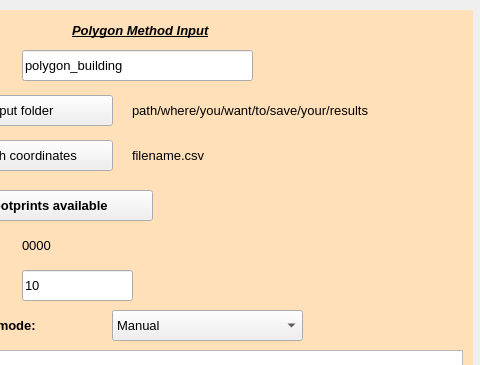
Above: gui_template/polygon_method.ui from GEMScienceTools/RUBIC-AI before the change; both pictures show x 138 to 618 and y 0 to 365 of the 618 by 608 pixel window. Below: the same form after it.
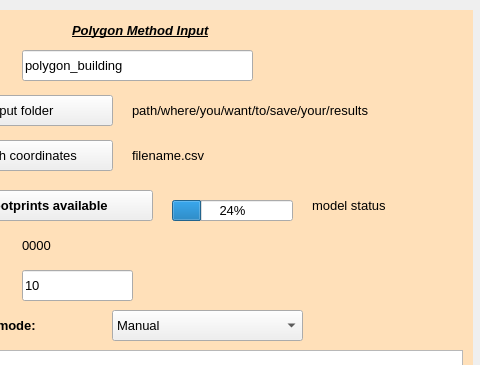
That is the form after the change.

Commit message: polygon method updated

Patch:
```diff
--- a/gui_template/polygon_method.ui
+++ b/gui_template/polygon_method.ui
@@ -338,6 +338,42 @@
      </rect>
     </property>
    </widget>
+   <widget class="QLabel" name="footprint_progress_label">
+    <property name="geometry">
+     <rect>
+      <x>450</x>
+      <y>190</y>
+      <width>151</width>
+      <height>31</height>
+     </rect>
+    </property>
+    <property name="font">
+     <font>
+      <pointsize>10</pointsize>
+     </font>
+    </property>
+    <property name="text">
+     <string>model status</string>
+    </property>
+   </widget>
+   <widget class="QProgressBar" name="footprint_progress">
+    <property name="geometry">
+     <rect>
+      <x>310</x>
+      <y>200</y>
+      <width>121</width>
+      <height>21</height>
+     </rect>
+    </property>
+    <property name="font">
+     <font>
+      <pointsize>10</pointsize>
+     </font>
+    </property>
+    <property name="value">
+     <number>24</number>
+    </property>
+   </widget>
    <zorder>backg_1</zorder>
    <zorder>csv_button_polygon</zorder>
    <zorder>save_button</zorder>
@@ -355,6 +391,8 @@
    <zorder>collection_mode</zorder>
    <zorder>feature_collection_label</zorder>
    <zorder>tableWidget</zorder>
+   <zorder>footprint_progress_label</zorder>
+   <zorder>footprint_progress</zorder>
   </widget>
  </widget>
  <resources/>
```
The commit also changes 21 other files.
